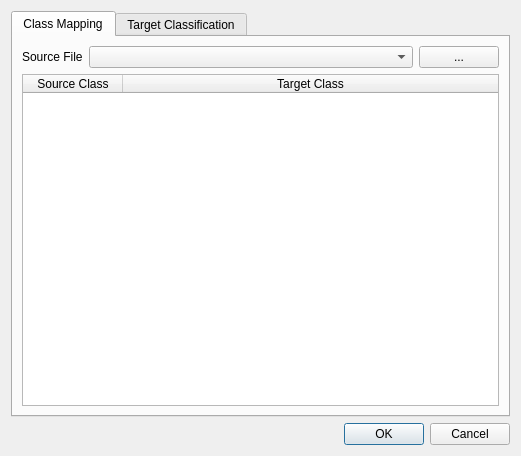
This is enmapbox/coreapps/reclassifyapp/reclassifydialog.ui in jakimowb/enmapbox_testmigration2 as Qt 5 draws it before an edit. The edited form follows.
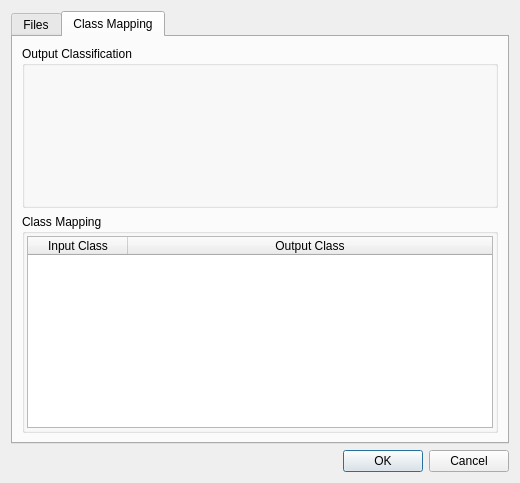
This is the edited form. The open tabs and pages were chosen to show the change. Custom widgets are drawn as their Qt base class.

What changed in the file:
```diff
--- a/enmapbox/coreapps/reclassifyapp/reclassifydialog.ui
+++ b/enmapbox/coreapps/reclassifyapp/reclassifydialog.ui
@@ -6,8 +6,8 @@
    <rect>
     <x>0</x>
     <y>0</y>
-    <width>521</width>
-    <height>456</height>
+    <width>520</width>
+    <height>483</height>
    </rect>
   </property>
   <property name="windowTitle">
@@ -25,59 +25,9 @@
      <property name="movable">
       <bool>true</bool>
      </property>
-     <widget class="QWidget" name="tabReclassification">
+     <widget class="QWidget" name="tabFiles">
       <attribute name="title">
-       <string>Class Mapping</string>
-      </attribute>
-      <layout class="QGridLayout" name="gridLayout" columnstretch="0,2,0">
-       <item row="2" column="0" colspan="3">
-        <widget class="QTableWidget" name="tableWidget">
-         <property name="alternatingRowColors">
-          <bool>true</bool>
-         </property>
-         <property name="sortingEnabled">
-          <bool>true</bool>
-         </property>
-         <property name="columnCount">
-          <number>2</number>
-         </property>
-         <attribute name="horizontalHeaderStretchLastSection">
-          <bool>true</bool>
-         </attribute>
-         <column>
-          <property name="text">
-           <string>Source Class</string>
-          </property>
-         </column>
-         <column>
-          <property name="text">
-           <string>Target Class</string>
-          </property>
-         </column>
-        </widget>
-       </item>
-       <item row="0" column="2">
-        <widget class="QPushButton" name="btnSelectSrcfile">
-         <property name="text">
-          <string>...</string>
-         </property>
-        </widget>
-       </item>
-       <item row="0" column="0">
-        <widget class="QLabel" name="label">
-         <property name="text">
-          <string>Source File</string>
-         </property>
-        </widget>
-       </item>
-       <item row="0" column="1">
-        <widget class="QComboBox" name="mapLayerComboBox"/>
-       </item>
-      </layout>
-     </widget>
-     <widget class="QWidget" name="tabTargetClassification">
-      <attribute name="title">
-       <string>Target Classification</string>
+       <string>Files</string>
       </attribute>
       <layout class="QVBoxLayout" name="verticalLayout_2">
        <property name="leftMargin">
@@ -92,6 +42,44 @@
        <property name="bottomMargin">
         <number>6</number>
        </property>
+       <item>
+        <widget class="QGroupBox" name="groupBox">
+         <property name="title">
+          <string>Input File</string>
+         </property>
+         <layout class="QHBoxLayout" name="horizontalLayout">
+          <property name="leftMargin">
+           <number>2</number>
+          </property>
+          <property name="topMargin">
+           <number>2</number>
+          </property>
+          <property name="rightMargin">
+           <number>2</number>
+          </property>
+          <property name="bottomMargin">
+           <number>2</number>
+          </property>
+          <item>
+           <widget class="QComboBox" name="mapLayerComboBox">
+            <property name="sizePolicy">
+             <sizepolicy hsizetype="Preferred" vsizetype="Fixed">
+              <horstretch>2</horstretch>
+              <verstretch>0</verstretch>
+             </sizepolicy>
+            </property>
+           </widget>
+          </item>
+          <item>
+           <widget class="QPushButton" name="btnSelectSrcfile">
+            <property name="text">
+             <string>...</string>
+            </property>
+           </widget>
+          </item>
+         </layout>
+        </widget>
+       </item>
        <item>
         <widget class="QGroupBox" name="groupBoxFileSettings">
          <property name="title">
@@ -154,6 +142,26 @@
         </widget>
        </item>
        <item>
+        <spacer name="verticalSpacer">
+         <property name="orientation">
+          <enum>Qt::Vertical</enum>
+         </property>
+         <property name="sizeHint" stdset="0">
+          <size>
+           <width>20</width>
+           <height>40</height>
+          </size>
+         </property>
+        </spacer>
+       </item>
+      </layout>
+     </widget>
+     <widget class="QWidget" name="tabReclassification">
+      <attribute name="title">
+       <string>Class Mapping</string>
+      </attribute>
+      <layout class="QVBoxLayout" name="verticalLayout_5">
+       <item>
         <widget class="QGroupBox" name="groupBoxTargetClassification">
          <property name="sizePolicy">
           <sizepolicy hsizetype="Preferred" vsizetype="Preferred">
@@ -191,7 +199,59 @@
               <verstretch>1</verstretch>
              </sizepolicy>
             </property>
-            <zorder>groupBoxFileSettings</zorder>
+           </widget>
+          </item>
+         </layout>
+        </widget>
+       </item>
+       <item>
+        <widget class="QGroupBox" name="groupBox_2">
+         <property name="toolTip">
+          <string/>
+         </property>
+         <property name="title">
+          <string>Class Mapping</string>
+         </property>
+         <layout class="QVBoxLayout" name="verticalLayout_6">
+          <property name="spacing">
+           <number>2</number>
+          </property>
+          <property name="leftMargin">
+           <number>2</number>
+          </property>
+          <property name="topMargin">
+           <number>2</number>
+          </property>
+          <property name="rightMargin">
+           <number>2</number>
+          </property>
+          <property name="bottomMargin">
+           <number>2</number>
+          </property>
+          <item>
+           <widget class="QTableWidget" name="tableWidget">
+            <property name="alternatingRowColors">
+             <bool>true</bool>
+            </property>
+            <property name="sortingEnabled">
+             <bool>true</bool>
+            </property>
+            <property name="columnCount">
+             <number>2</number>
+            </property>
+            <attribute name="horizontalHeaderStretchLastSection">
+             <bool>true</bool>
+            </attribute>
+            <column>
+             <property name="text">
+              <string>Input Class</string>
+             </property>
+            </column>
+            <column>
+             <property name="text">
+              <string>Output Class</string>
+             </property>
+            </column>
            </widget>
           </item>
          </layout>
```
Left out of the diff: 41 changed lines with no effect on the pictures.
